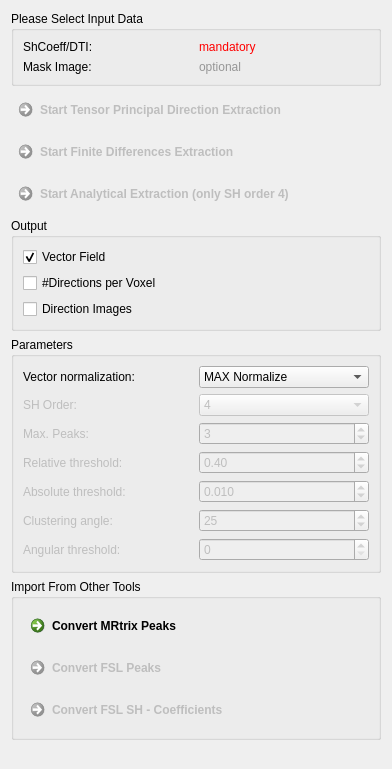
The window that Plugins/org.mitk.gui.qt.diffusionimaging/src/internal/QmitkOdfMaximaExtractionViewControls.ui (MITK/MITK) describes before a commit, drawn with Qt 5.
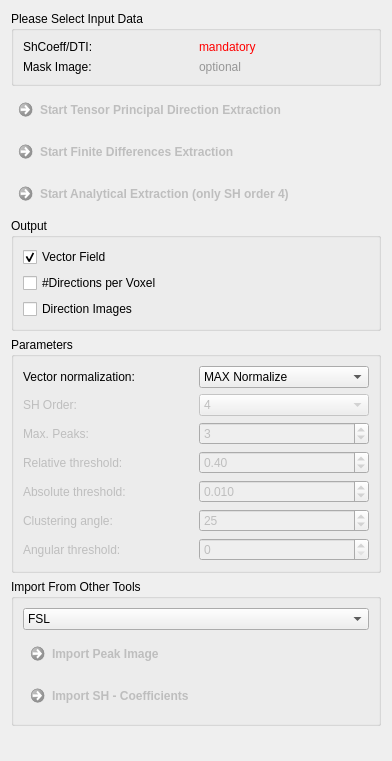
The same window after the commit.

Commit message: done some cleanup to integrate mrtrix sh convention nicely

Diff of the .ui file:
```diff
--- a/Plugins/org.mitk.gui.qt.diffusionimaging/src/internal/QmitkOdfMaximaExtractionViewControls.ui
+++ b/Plugins/org.mitk.gui.qt.diffusionimaging/src/internal/QmitkOdfMaximaExtractionViewControls.ui
@@ -7,7 +7,7 @@
     <x>0</x>
     <y>0</y>
     <width>392</width>
-    <height>769</height>
+    <height>761</height>
    </rect>
   </property>
   <property name="windowTitle">
@@ -352,10 +352,27 @@
          <string>Generate Q-Ball image and MITK compatible SH coefficient from the FSL qboot SH output.</string>
         </property>
         <property name="text">
-         <string>Convert FSL SH - Coefficients</string>
+         <string>Import SH - Coefficients</string>
         </property>
        </widget>
       </item>
+      <item row="0" column="0">
+       <widget class="QComboBox" name="m_ToolkitBox">
+        <property name="toolTip">
+         <string>Define SH coefficient convention (depends on toolkit)</string>
+        </property>
+        <item>
+         <property name="text">
+          <string>FSL</string>
+         </property>
+        </item>
+        <item>
+         <property name="text">
+          <string>MRtrix</string>
+         </property>
+        </item>
+       </widget>
+      </item>
       <item row="1" column="0">
        <widget class="QCommandLinkButton" name="m_ConvertFromFsl">
         <property name="enabled">
@@ -365,20 +382,7 @@
          <string>Generate vector field and direction images from the FSL qboot peak extraction output.</string>
         </property>
         <property name="text">
-         <string>Convert FSL Peaks</string>
-        </property>
-       </widget>
-      </item>
-      <item row="0" column="0">
-       <widget class="QCommandLinkButton" name="m_MrtrixPeaks">
-        <property name="enabled">
-         <bool>true</bool>
-        </property>
-        <property name="toolTip">
-         <string/>
-        </property>
-        <property name="text">
-         <string>Convert MRtrix Peaks</string>
+         <string>Import Peak Image</string>
         </property>
        </widget>
       </item>
```
Left out of the diff: 6 changed lines with no effect on the pictures. The commit also changes 7 other files.
